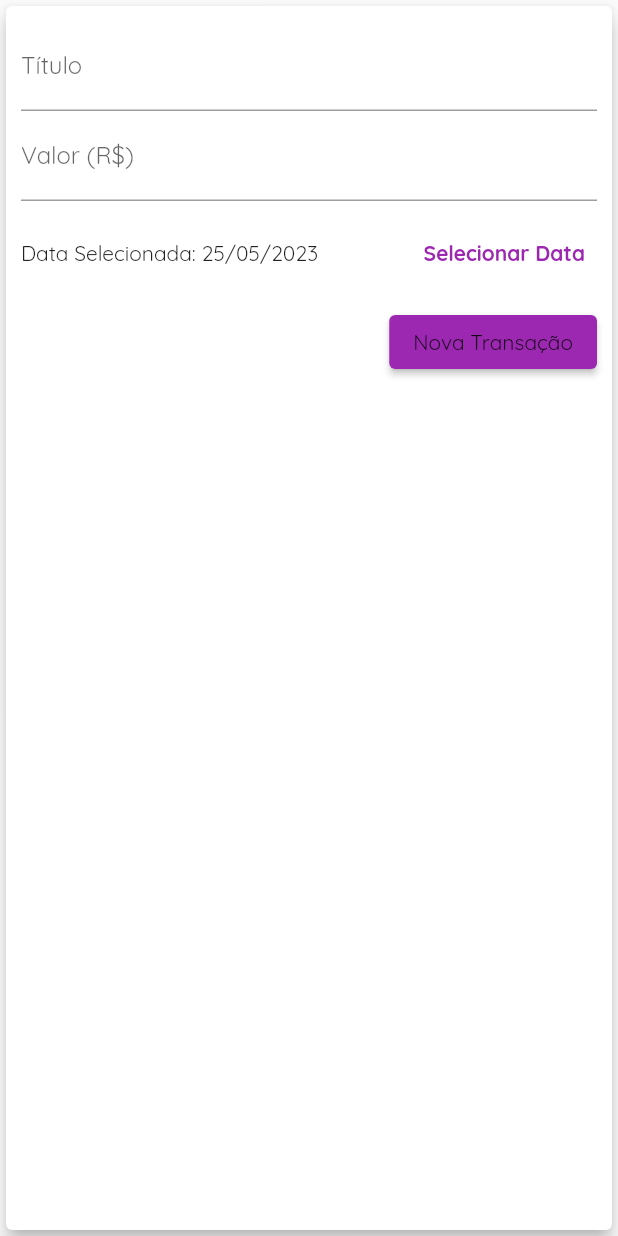
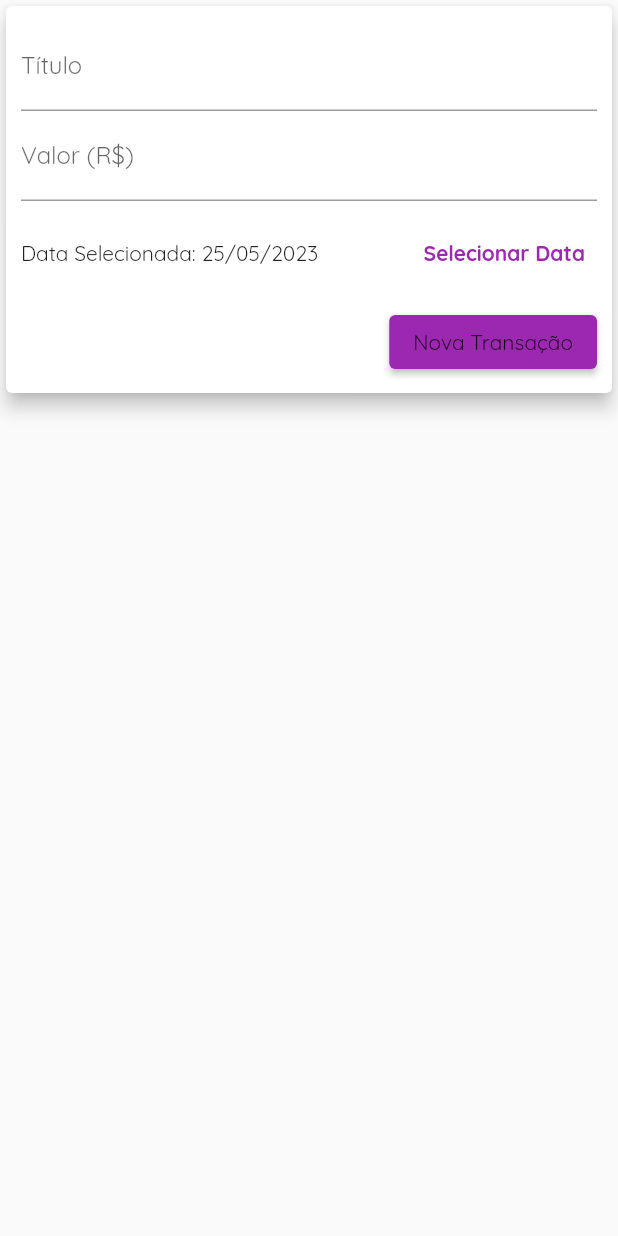
Before and after one commit to LucasMLara/ExpensesAppFlutter, a Flutter app: the TransactionForm widget shown alone on an empty page, opened directly with empty values, on a phone screen of 412 x 824 dp. Run offline on Flutter 3.47's test engine with Material 2 defaults, Android fonts, the phone set to English and light mode, and no system bars.

Commit message:
responsive transaction list

```diff
--- a/lib/components/transaction_form.dart
+++ b/lib/components/transaction_form.dart
@@ -45,10 +45,16 @@ class _TransactionFormState extends State<TransactionForm> {
 
   @override
   Widget build(BuildContext context) {
-    return Card(
+    return SingleChildScrollView(
+      child: Card(
         elevation: 5,
         child: Padding(
-        padding: const EdgeInsets.all(10),
+          padding: EdgeInsets.only(
+            top: 10,
+            right: 10,
+            left: 10,
+            bottom: 10 + MediaQuery.of(context).viewInsets.bottom,
+          ),
           child: Column(
             children: [
               TextField(
@@ -107,6 +113,7 @@ class _TransactionFormState extends State<TransactionForm> {
             ],
           ),
         ),
+      ),
     );
   }
 }
--- a/lib/main.dart
+++ b/lib/main.dart
@@ -125,12 +125,12 @@ class _MyHomePageState extends State<MyHomePage> {
             if (isLandscape)
               if (_showchart || !isLandscape)
                 Container(
-                  height: availableHeight * (isLandscape ? 0.7 : 0.3),
+                  height: availableHeight * (isLandscape ? 0.8 : 0.3),
                   child: Chart(_recentTransactions),
                 ),
             if (!_showchart || !isLandscape)
               Container(
-                height: availableHeight * 0.7,
+                height: availableHeight * (isLandscape ? 1 : 0.7),
                 child: TrasactionList(_transactions, _removeTransaction),
               ),
           ],
```
Also changed, not shown: lib/components/transaction_list.dart (+14 -43 lines). Lines whose indentation alone changed are shown as unchanged.
